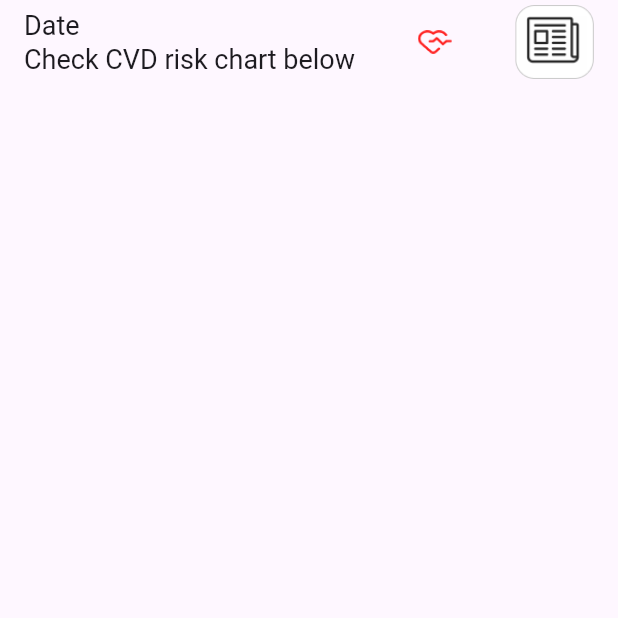
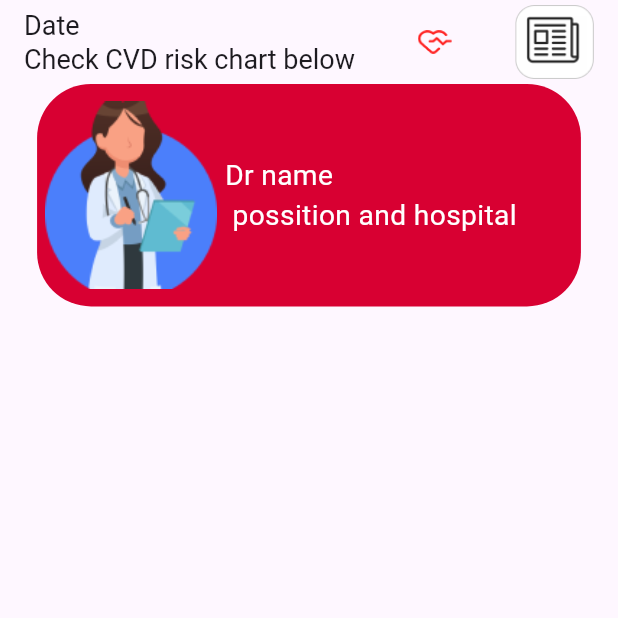
Before and after one commit to tasheera/CVD_Risk_Analyser, a Flutter app: the screen it shows after launch, on a phone screen of 412 x 824 dp, the top half of it. Run offline on Flutter 3.47's test engine with Material 3 defaults, Android fonts, the phone set to English and light mode, and no system bars.

Commit message:
create doctor detail box

```diff
--- a/lib/doctor_data_input_screen.dart
+++ b/lib/doctor_data_input_screen.dart
@@ -34,6 +34,48 @@ class _DoctorInputScreenState extends State<DoctorInputScreen> {
           ),
 
       ),
+
+      body: Column(
+        mainAxisAlignment: MainAxisAlignment.start,
+        children: [
+          Center(
+            child: Container(
+              width: iconSize*11,
+              height: iconSize*4.5,
+            decoration: BoxDecoration(
+              borderRadius: BorderRadius.circular(36),
+              color: const Color(0xFFD80032),
+              ),
+
+              child: Row(
+                 //mainAxisAlignment: MainAxisAlignment., // distribute free space
+                 children: [
+
+                  Image.asset( // doctor icon
+                    'assets/data_input_doctomerImage_icon.png', //image file direct
+                    width: iconSize*3.8,// adjust width of image using current screen width
+                    height: iconSize*3.8, // height of image
+                  ),
+
+
+
+                  Text(
+                    "Dr name\n possition and hospital",
+                    style: TextStyle(
+                      color: Colors.white,
+                      fontSize: iconSize*0.57,
+                    ),
+                  ),
+
+                ],
+
+              ),
+            ),
+
+          ),
+
+        ],
+      ),
     );
   }
 }
```
Also changed, not shown: assets/data_input_doctomerImage_icon.png (added).
